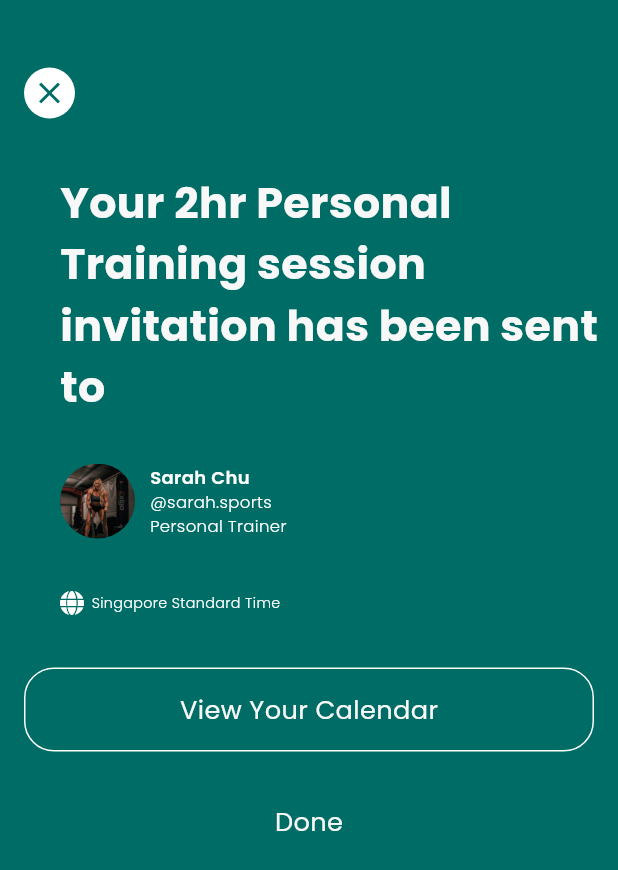
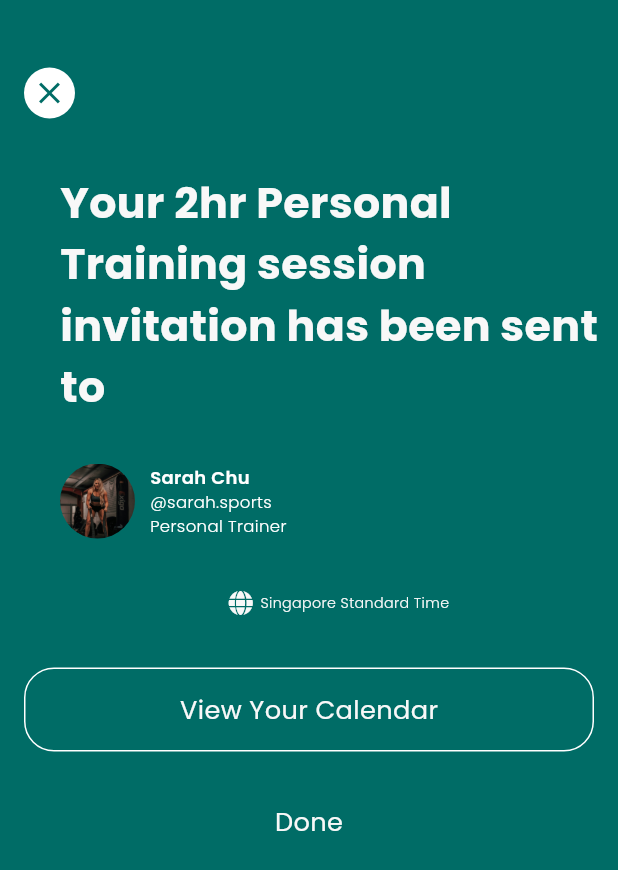
Before and after one commit to AlyaaRana/schedule_event_getx, a Flutter app: the EventSend screen opened directly, on a phone screen of 412 x 824 dp. Shown: the top 870 px of the screen. Run offline on Flutter 3.47's test engine with Material 3 defaults, Android fonts, the light colour scheme and no system bars; our stand-ins replace font_awesome_flutter, get, google_fonts, page_transition, swipeable_button_view, table_calendar; missing offline and left inert: icons_flutter.

Commit message:
add screen to add event

```diff
--- a/lib/main.dart
+++ b/lib/main.dart
@@ -1,6 +1,7 @@
 import 'package:flutter/material.dart';
 import 'package:get/get_navigation/src/root/get_material_app.dart';
 
+import 'Page/AddEvent/View/event_add_event.dart';
 import 'Page/HomePage/View/home_page_view.dart';
 
 void main() {
@@ -15,7 +16,7 @@ class MyApp extends StatelessWidget {
   Widget build(BuildContext context) {
     return GetMaterialApp(
         title: 'Flutter Demo',
-        home: HomePage()
+        home: AddEvent()
     );
   }
 }
--- /dev/null
+++ b/lib/page/addEvent/widget/txtSingaporeTime.dart
@@ -0,0 +1,28 @@
+import 'package:flutter/material.dart';
+import 'package:font_awesome_flutter/font_awesome_flutter.dart';
+import 'package:schedule_event_getx/helper/themes.dart';
+
+class SingaporeTime extends StatelessWidget {
+  final Color iconColor;
+  final Color textColor;
+
+  const SingaporeTime({Key? key, this.iconColor = Colors.white, this.textColor = Colors.white}) : super(key: key);
+
+  @override
+  Widget build(BuildContext context) {
+    return Container(
+      child: Row(
+        mainAxisAlignment: MainAxisAlignment.center,
+        children: [
+          Icon(
+            FontAwesomeIcons.globe,
+            color: iconColor,
+            size: 16,
+          ),
+          SizedBox(width: 5,),
+          Text("Singapore Standard Time", style: txtTime(textColor)),
+        ],
+      ),
+    );
+  }
+}
--- a/lib/page/eventSent/view/event_hasbeenseen_view.dart
+++ b/lib/page/eventSent/view/event_hasbeenseen_view.dart
@@ -2,6 +2,7 @@ import 'package:flutter/material.dart';
 import 'package:get/get.dart';
 import 'package:schedule_event_getx/Page/HomePage/Widget/user.dart';
 import 'package:font_awesome_flutter/font_awesome_flutter.dart';
+import 'package:schedule_event_getx/page/addEvent/widget/txtSingaporeTime.dart';
 import '../../../helper/themes.dart';
 import '../Widget/button_view_calender.dart';
 
@@ -52,17 +53,7 @@ class EventSend extends StatelessWidget {
                         SizedBox(height: 30,),
                         UserProfile(backgroundColor: lushGreen,),
                         SizedBox(height: 35,),
-                        Row(
-                          children: [
-                            Icon(
-                              FontAwesomeIcons.globe,
-                              color: Colors.white,
-                              size: 16,
-                            ),
-                            SizedBox(width: 5,),
-                            Text("Singapore Standard Time", style: txtTime(Colors.white),),
-                          ],
-                        ),
+                        SingaporeTime(iconColor: blancoWhite, textColor:blancoWhite),
                       ],
                     )
                   ),
```
Also changed, not shown: lib/helper/themes.dart (+19 -2 lines), lib/page/addEvent/controller/event_controller.dart (+36 -16 lines), lib/page/addEvent/view/event_add_event.dart (+44 -3 lines), lib/page/addEvent/widget/calender_table.dart (+6 -1 lines), lib/page/addEvent/widget/select_date_widget.dart (added, +23 -0 lines), lib/page/addEvent/widget/type_duration_widget.dart (added, +41 -0 lines).
